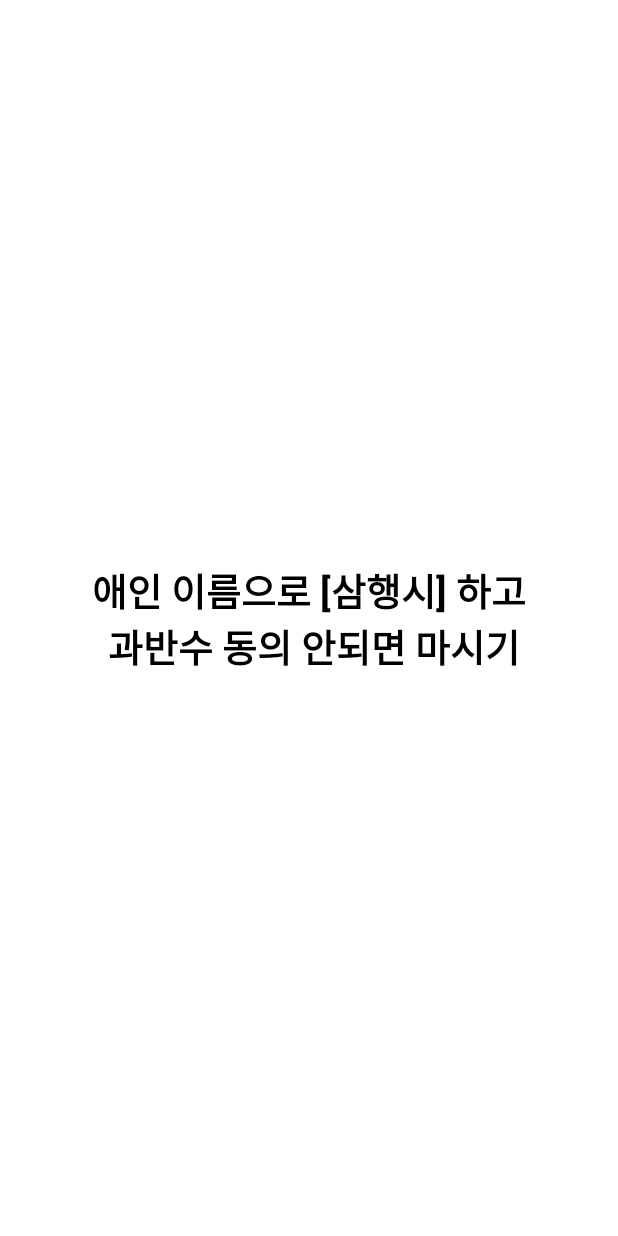
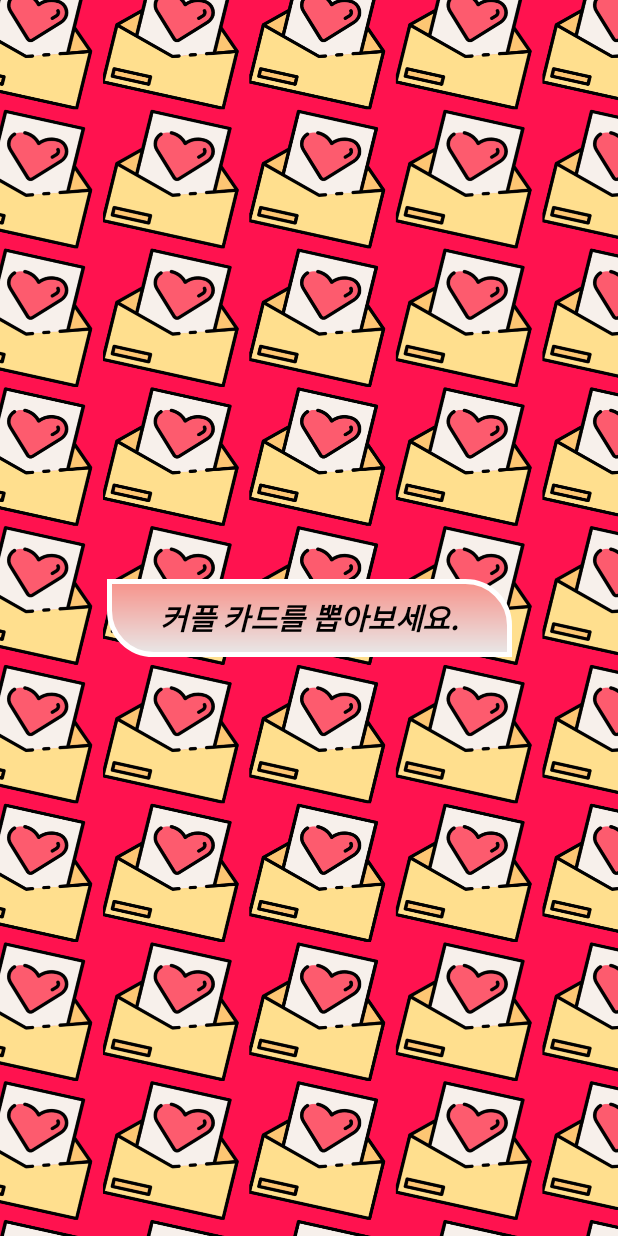
Before and after one commit to ranseo/Game, an Android app: the layout fragment_gold_key.xml on its own in the app's theme, with its tools: preview values and no code run, on a phone screen of 412 x 824 dp. Run offline under Robolectric (Android 15) with nearby library versions, the light colour scheme and no system bars.

Commit message:
"커플카드로 재탄생"

```diff
--- /dev/null
+++ b/app/src/main/res/drawable/pickme_button.xml
@@ -0,0 +1,31 @@
+<?xml version="1.0" encoding="utf-8"?>
+<shape xmlns:android="http://schemas.android.com/apk/res/android" android:shape="rectangle" >
+    <corners
+        android:topLeftRadius="0dp"
+        android:topRightRadius="29dp"
+        android:bottomLeftRadius="29dp"
+        android:bottomRightRadius="0dp"
+        />
+    <gradient
+        android:angle="90"
+        android:centerX="100%"
+        android:centerColor="#F7928A"
+        android:startColor="#E8E8E8"
+        android:endColor="#FFFFFF"
+        android:type="linear"
+        />
+    <padding
+        android:left="0dp"
+        android:top="0dp"
+        android:right="0dp"
+        android:bottom="0dp"
+        />
+    <size
+        android:width="270dp"
+        android:height="60dp"
+        />
+    <stroke
+        android:width="3dp"
+        android:color="#FFFFFF"
+        />
+</shape>
--- a/app/src/main/res/layout/fragment_gold_key.xml
+++ b/app/src/main/res/layout/fragment_gold_key.xml
@@ -12,41 +12,108 @@
 
     <androidx.constraintlayout.widget.ConstraintLayout
         android:layout_width="match_parent"
-        android:layout_height="match_parent">
+        android:layout_height="match_parent"
+        android:background="@color/back_pink">
+
+
+
+            <androidx.constraintlayout.widget.ConstraintLayout
+                android:layout_width="match_parent"
+                android:layout_height="match_parent"
+                android:flag="@{false}"
+                android:onClick="@{()->viewModel.onClickFrontSide()}"
+                app:visibilityToggle="@{viewModel.toggle}"
+                tools:layout_editor_absoluteX="2dp">
+
+                <TextView
+                    android:id="@+id/front_side"
+                    android:layout_width="match_parent"
+                    android:layout_height="match_parent"
+                    android:background="@color/white"
+                    android:gravity="center"
+                    android:text="@{viewModel.word}"
+                    android:textAlignment="center"
+                    android:textColor="@color/black"
+                    android:textSize="25dp"
+                    android:textStyle="bold"
+                    tools:text="애인 이름으로 [삼행시] 하고\n 과반수 동의 안되면 마시기" />
+
+                <ImageView
+                    android:id="@+id/heart3"
+                    android:layout_width="64dp"
+                    android:layout_height="64dp"
+                    android:src="@drawable/heart3"
+                    app:layout_constraintBottom_toBottomOf="parent"
+                    app:layout_constraintEnd_toEndOf="parent"
+                    app:layout_constraintHorizontal_bias="0.129"
+                    app:layout_constraintStart_toStartOf="parent"
+                    app:layout_constraintTop_toTopOf="parent"
+                    app:layout_constraintVertical_bias="0.124" />
+
+                <ImageView
+                    android:id="@+id/heart2"
+                    android:layout_width="64dp"
+                    android:layout_height="64dp"
+                    android:src="@drawable/heart2"
+                    app:layout_constraintBottom_toBottomOf="parent"
+                    app:layout_constraintEnd_toEndOf="parent"
+                    app:layout_constraintHorizontal_bias="0.916"
+                    app:layout_constraintStart_toStartOf="parent"
+                    app:layout_constraintTop_toTopOf="parent"
+                    app:layout_constraintVertical_bias="0.247" />
+
+                <ImageView
+                    android:id="@+id/heart1"
+                    android:layout_width="64dp"
+                    android:layout_height="64dp"
+                    android:src="@drawable/heart1"
+                    app:layout_constraintBottom_toBottomOf="parent"
+                    app:layout_constraintEnd_toEndOf="parent"
+                    app:layout_constraintHorizontal_bias="0.276"
+                    app:layout_constraintStart_toStartOf="parent"
+                    app:layout_constraintTop_toTopOf="parent"
+                    app:layout_constraintVertical_bias="0.824" />
+            </androidx.constraintlayout.widget.ConstraintLayout>
+
+
+        <androidx.constraintlayout.widget.ConstraintLayout
+            android:layout_width="match_parent"
+            android:layout_height="match_parent"
+            android:onClick="@{()->viewModel.onClickBackSide()}"
+            app:visibilityToggle="@{viewModel.toggle}"
+            android:flag="@{true}"
+            app:layout_constraintStart_toStartOf="parent"
+            app:layout_constraintEnd_toEndOf="parent"
+            app:layout_constraintBottom_toBottomOf="parent"
+            app:layout_constraintTop_toTopOf="parent">
 
             <ImageView
                 android:id="@+id/back_side"
-            android:onClick="@{()->viewModel.onClickBackSide()}"
-            app:visibilityToggle="@{viewModel.toggle}"
-            android:layout_width="0dp"
+                android:layout_width="match_parent"
                 android:layout_height="0dp"
-            android:src="@drawable/soju_card_final3"
+                android:src="@drawable/lovecard"
+                android:scaleType="fitXY"
                 app:layout_constraintStart_toStartOf="parent"
                 app:layout_constraintEnd_toEndOf="parent"
                 app:layout_constraintBottom_toBottomOf="parent"
                 app:layout_constraintTop_toTopOf="parent"
                 />
 
-
             <TextView
-
-            android:id="@+id/front_side"
-            android:text="@{viewModel.word}"
-            android:onClick="@{()->viewModel.onClickFrontSide()}"
-            app:visibilityToggle="@{viewModel.toggle}"
-            tools:text="애인 이름으로 [삼행시] 하고\n 과반수 동의 안되면 마시기"
+                android:id="@+id/pickCard_tv"
+                android:background="@drawable/pickme_button"
+                android:textStyle="italic|bold"
                 android:gravity="center"
-            android:textAlignment="center"
-            android:textSize="25dp"
+                android:text="커플 카드를 뽑아보세요."
+                android:textSize="20dp"
                 android:textColor="@color/black"
-            android:textStyle="bold"
-            android:layout_width="match_parent"
-            android:layout_height="match_parent"
-            android:background="@color/white"
+                android:layout_width="wrap_content"
+                android:layout_height="52dp"
                 app:layout_constraintStart_toStartOf="parent"
                 app:layout_constraintEnd_toEndOf="parent"
                 app:layout_constraintBottom_toBottomOf="parent"
-            app:layout_constraintTop_toTopOf="parent"
-            />
+                app:layout_constraintTop_toTopOf="parent"/>
+        </androidx.constraintlayout.widget.ConstraintLayout>
+
     </androidx.constraintlayout.widget.ConstraintLayout>
 </layout>
--- a/app/src/main/res/values/colors.xml
+++ b/app/src/main/res/values/colors.xml
@@ -7,4 +7,5 @@
     <color name="teal_700">#FF018786</color>
     <color name="black">#FF000000</color>
     <color name="white">#FFFFFFFF</color>
+    <color name="back_pink">#ff124f</color>
 </resources>
--- a/app/src/main/res/values/themes.xml
+++ b/app/src/main/res/values/themes.xml
@@ -2,8 +2,8 @@
     <!-- Base application theme. -->
     <style name="Theme.GoldKey" parent="Theme.MaterialComponents.DayNight.NoActionBar">
         <!-- Primary brand color. -->
-        <item name="colorPrimary">@color/teal_700</item>
-        <item name="colorPrimaryVariant">@color/teal_200</item>
+        <item name="colorPrimary">@color/back_pink</item>
+        <item name="colorPrimaryVariant">@color/back_pink</item>
         <item name="colorOnPrimary">@color/white</item>
         <!-- Secondary brand color. -->
         <item name="colorSecondary">@color/teal_200</item>
```
Also changed, not shown: app/src/main/java/com/example/goldkey/GoldKeyFragment.kt (+10 -0 lines), app/src/main/java/com/example/goldkey/GoldKeyViewModel.kt (+15 -12 lines), app/src/main/java/com/example/goldkey/util/BindingAdapter.kt (+38 -12 lines), app/src/main/res/anim/wave.xml (added, +23 -0 lines), app/src/main/res/anim/wave_ver2.xml (added, +23 -0 lines), app/src/main/res/drawable/heart1.png (added), app/src/main/res/drawable/heart2.png (added), app/src/main/res/drawable/heart3.png (added), app/src/main/res/drawable/lovecard.png (added). Lines whose indentation alone changed are shown as unchanged.
